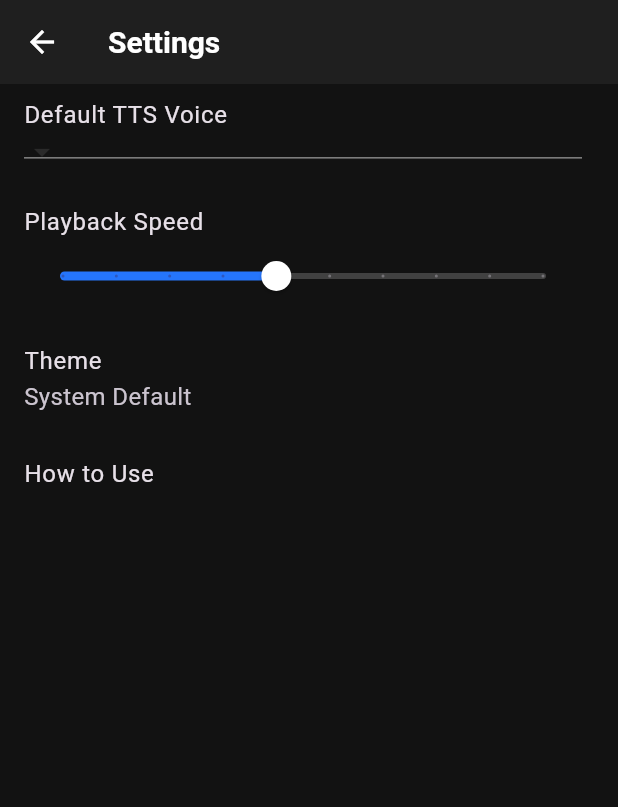
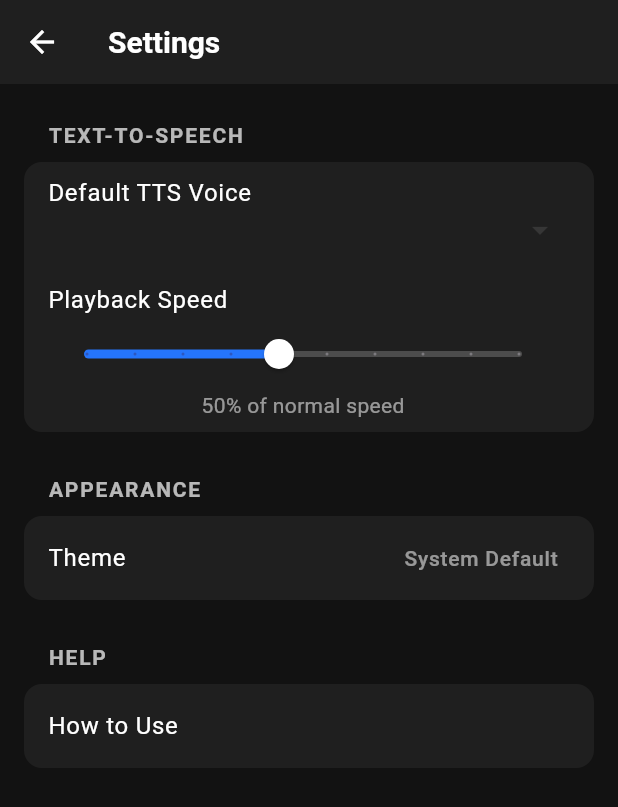
Before and after one commit to kenDRoger/page-to-play, a Flutter app: the SettingsScreen screen opened by its route, on a phone screen of 412 x 824 dp. Shown: the top 807 px of the screen. Run offline on Flutter 3.47's test engine with Material 3 defaults, Android fonts, the phone set to English and light mode, and no system bars; our stand-ins replace cloud_firestore, file_picker, firebase_core, flutter_tts, scrollable_positioned_list, shared_preferences; missing offline and left inert: epubx, read_pdf_text; accounts and stored records are empty.

Commit message:
Initial design for settings

```diff
--- a/lib/screens/settings_screen.dart
+++ b/lib/screens/settings_screen.dart
@@ -1,6 +1,7 @@
 import 'package:flutter/material.dart';
 import 'package:page_to_play/screens/tutorial_screen.dart';
 import 'package:page_to_play/service/tts_service.dart';
+import 'package:page_to_play/utilities/constants.dart';
 
 class SettingsScreen extends StatefulWidget {
   const SettingsScreen({super.key});
@@ -44,23 +45,75 @@ class _SettingsScreenState extends State<SettingsScreen> {
         title: const Text('Settings'),
       ),
       body: ListView(
+        padding: const EdgeInsets.all(16.0),
         children: [
-          ListTile(
-            title: const Text('Default TTS Voice'),
-            subtitle: DropdownButton<String>(
+          _buildSettingsGroup(
+            title: 'Text-to-Speech',
+            children: [
+              _buildVoiceSetting(),
+              _buildSpeechRateSetting(),
+            ],
+          ),
+          const SizedBox(height: 20),
+          _buildSettingsGroup(
+            title: 'Appearance',
+            children: [
+              _buildThemeSetting(),
+            ],
+          ),
+          const SizedBox(height: 20),
+          _buildSettingsGroup(
+            title: 'Help',
+            children: [
+              _buildHelpSetting(),
+            ],
+          ),
+        ],
+      ),
+    );
+  }
+
+  Widget _buildSettingsGroup({required String title, required List<Widget> children}) {
+    return Column(
+      crossAxisAlignment: CrossAxisAlignment.start,
+      children: [
+        Padding(
+          padding: const EdgeInsets.symmetric(horizontal: 16.0, vertical: 8.0),
+          child: Text(title.toUpperCase(), style: kSettingsHeaderTextStyle),
+        ),
+        Container(
+          decoration: kSettingsCardDecoration,
+          child: Column(children: children),
+        ),
+      ],
+    );
+  }
+
+  Widget _buildVoiceSetting() {
+    return _buildSettingsItem(
+      title: 'Default TTS Voice',
+      child: DropdownButton<String>(
         value: ttsPreferences.voiceName,
         items: _voices.map((voice) {
           return DropdownMenuItem(
             value: voice['name'],
-                  child: Text(voice['name'] ?? 'Unknown'),
+            child: Text(voice['name'] ?? 'Unknown', style: kSettingsItemTextStyle),
           );
         }).toList(),
         onChanged: _setVoice,
+        dropdownColor: const Color(0xFF1F1F1F),
+        underline: Container(),
+        isExpanded: true,
       ),
-          ),
-          ListTile(
-            title: const Text('Playback Speed'),
-            subtitle: Slider(
+    );
+  }
+
+  Widget _buildSpeechRateSetting() {
+    return _buildSettingsItem(
+      title: 'Playback Speed',
+      child: Column(
+        children: [
+          Slider(
             value: ttsPreferences.speechRate,
             min: 0.1,
             max: 1.0,
@@ -73,20 +126,39 @@ class _SettingsScreenState extends State<SettingsScreen> {
             },
             onChangeEnd: _setSpeechRate,
           ),
-          ),
-          ListTile(
-            title: const Text('Theme'),
-            subtitle: const Text('System Default'),
-            onTap: () {},
-          ),
-          ListTile(
-            title: const Text('How to Use'),
-            onTap: () {
-              Navigator.push(context, MaterialPageRoute(builder: (context) => const TutorialScreen()));
-            },
+          Text(
+            '${(ttsPreferences.speechRate * 100).toInt()}% of normal speed',
+            style: kSettingsSubItemTextStyle,
           ),
         ],
       ),
     );
   }
+
+  Widget _buildThemeSetting() {
+    return _buildSettingsItem(
+      title: 'Theme',
+      trailing: const Text('System Default', style: kSettingsSubItemTextStyle),
+      onTap: () {},
+    );
   }
+
+  Widget _buildHelpSetting() {
+    return _buildSettingsItem(
+      title: 'How to Use',
+      onTap: () {
+        Navigator.push(context, MaterialPageRoute(builder: (context) => const TutorialScreen()));
+      },
+    );
+  }
+
+  Widget _buildSettingsItem(
+      {required String title, Widget? child, Widget? trailing, VoidCallback? onTap}) {
+    return ListTile(
+      title: Text(title, style: kSettingsItemTextStyle),
+      subtitle: child,
+      trailing: trailing,
+      onTap: onTap,
+    );
+  }
+}
--- a/lib/utilities/constants.dart
+++ b/lib/utilities/constants.dart
@@ -144,3 +144,26 @@ final kPlayerSelectedSentenceDecoration = BoxDecoration(
 
 const kPlayerControlIconSize = 32.0;
 const kPlayerMainControlIconSize = 48.0;
+
+// Settings Screen
+const kSettingsHeaderTextStyle = TextStyle(
+  color: Colors.white70,
+  fontSize: 14.0,
+  fontWeight: FontWeight.bold,
+  letterSpacing: 1.2,
+);
+
+final kSettingsCardDecoration = BoxDecoration(
+  color: const Color(0xFF1F1F1F),
+  borderRadius: BorderRadius.circular(12.0),
+);
+
+const kSettingsItemTextStyle = TextStyle(
+  fontSize: 16.0,
+  color: Colors.white,
+);
+
+const kSettingsSubItemTextStyle = TextStyle(
+  fontSize: 14.0,
+  color: Colors.white54,
+);
```
Lines whose indentation alone changed are shown as unchanged.
